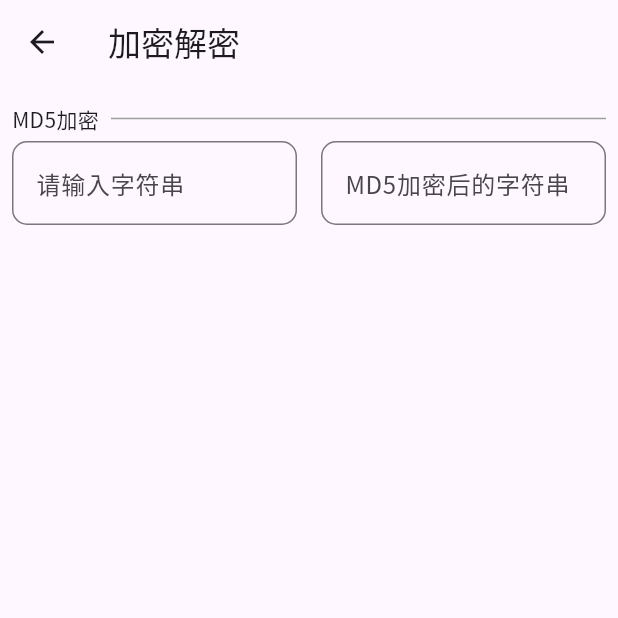
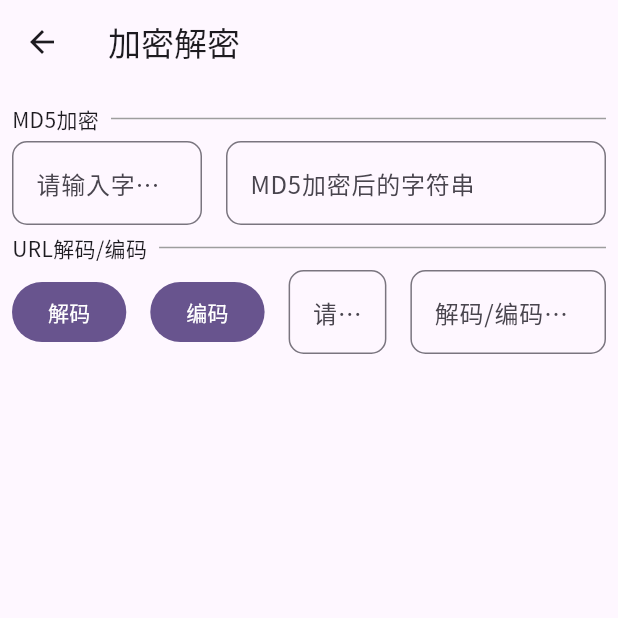
Before and after one commit to licheng1013/toy-flutter, a Flutter app: the SecretPage screen opened directly, on a phone screen of 412 x 824 dp, the top half of it. Run offline on Flutter 3.47's test engine with Material 2 defaults, Android fonts, the phone set to English and light mode, and no system bars; our stand-ins replace flutter_animate, get, shared_preferences; missing offline and left inert: dart:ffi, win32, window_manager; accounts and stored records are empty.

Commit message:
增加工具打包功能!

```diff
--- a/lib/main.dart
+++ b/lib/main.dart
@@ -10,7 +10,7 @@ void main() async {
     WidgetsFlutterBinding.ensureInitialized();
     // 必须加上这一行。
     await windowManager.ensureInitialized();
-    const size = Size(1100, 800);
+    const size = Size(1100, 700);
     WindowOptions windowOptions = const WindowOptions(
       minimumSize: size,
       size: size,
--- /dev/null
+++ b/lib/tool/flutter/state.dart
@@ -0,0 +1,5 @@
+class FlutterState {
+  FlutterState() {
+    ///Initialize variables
+  }
+}
--- a/lib/tool/secret/state.dart
+++ b/lib/tool/secret/state.dart
@@ -8,8 +8,16 @@ class SecretState {
   var md5LaterText = TextEditingController();
   var md5Text = TextEditingController();
 
+  var urlText = TextEditingController();
+  var urlLaterText = TextEditingController();
+
   SecretState() {
     md5Text.addListener(() {
+      // 如果为空
+      if (md5Text.text.isEmpty) {
+        md5LaterText.text = '';
+        return;
+      }
       md5LaterText.text = md5.convert(utf8.encode(md5Text.text)).toString();
     });
   }
--- a/lib/tool/secret/view.dart
+++ b/lib/tool/secret/view.dart
@@ -26,6 +26,7 @@ class SecretPage extends StatelessWidget {
               children: [
                 // 显示随机字符串
                 Expanded(
+                  flex: 1,
                   child: TextField(
                     controller: state.md5Text,
                     decoration: UiUtil.inputDecoration("请输入字符串"),
@@ -34,6 +35,7 @@ class SecretPage extends StatelessWidget {
                 UiUtil.width,
                 // 显示随机字符串
                 Expanded(
+                  flex: 2,
                   child: TextField(
                     controller: state.md5LaterText,
                     decoration: UiUtil.inputDecoration("MD5加密后的字符串"),
@@ -41,7 +43,47 @@ class SecretPage extends StatelessWidget {
                 ),
               ],
             ),
+            // 随机字符串生成
+            UiUtil.lineTitle('URL解码/编码'),
+            Row(
+              children: [
+                FilledButton(
+                  onPressed: () {
+                    // URL解码
+                    state.urlLaterText.text = Uri.decodeFull(state.urlLaterText.text);
+                  },
+                  child: const Text('解码'),
+                ),
+                UiUtil.width,
+                FilledButton(
+                  onPressed: () {
+                    // URL编码
+                    state.urlLaterText.text = Uri.encodeFull(state.urlText.text);
+                  },
+                  child: const Text('编码'),
+                ),
+                UiUtil.width,
+                // 显示随机字符串
+                Expanded(
+                  flex: 1,
+                  child: TextField(
+                    controller: state.urlText,
+                    decoration: UiUtil.inputDecoration("请输入字符串"),
+                  ),
+                ),
+                UiUtil.width,
+                // 显示随机字符串
+                Expanded(
+                  flex: 2,
+                  child: TextField(
+                    controller: state.urlLaterText,
+                    decoration: UiUtil.inputDecoration("解码/编码后的字符串"),
+                  ),
+                ),
+              ],
+            ),
           ],
+
         ),
       ),
     );
--- a/lib/tool/state.dart
+++ b/lib/tool/state.dart
@@ -2,6 +2,7 @@ import 'package:flutter/material.dart';
 import 'package:flutter/widgets.dart';
 import 'package:get/get.dart';
 import 'package:toy/tool/about/view.dart';
+import 'package:toy/tool/flutter/view.dart';
 import 'package:toy/tool/secret/view.dart';
 import 'package:toy/tool/str/view.dart';
 
@@ -14,7 +15,8 @@ class ToolState {
   final List<ToolDto> tools = [
     ToolDto('字符串', StrPage(),icon: const Icon(Icons.text_fields_outlined,color: Colors.deepOrangeAccent,)),
     ToolDto('加密解密', SecretPage(),icon: const Icon(Icons.lock_clock_outlined,color: Colors.purpleAccent,)),
-    ToolDto('关于', AboutPage(),icon: const Icon(Icons.help_center_outlined,color: Colors.blue,)),
+    ToolDto('Flutter', FlutterPage(),icon: const Icon(Icons.flutter_dash_outlined,color: Colors.red,)),
+    ToolDto('关于', AboutPage(),icon: const Icon(Icons.help_outline_outlined,color: Colors.blue,)),
   ];
 }
 
```
Also changed, not shown: lib/tool/flutter/logic.dart (added, +7 -0 lines), lib/tool/flutter/view.dart (added, +20 -0 lines).
